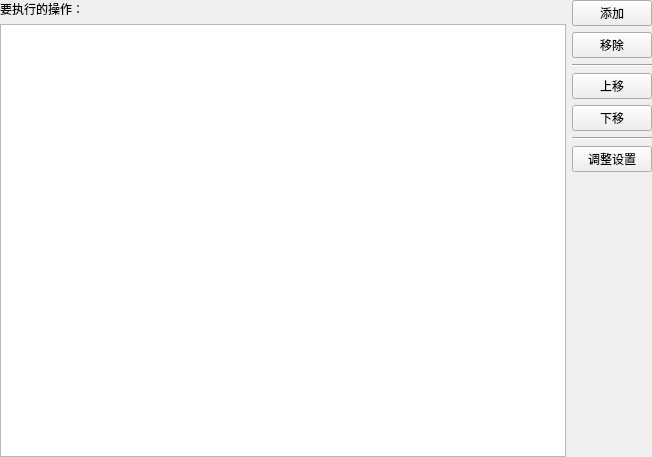
Before: the Qt Designer form src/chain/chaintooloptionwidget.ui in shine5402/KiraOtoToolbox, drawn with Qt 5.
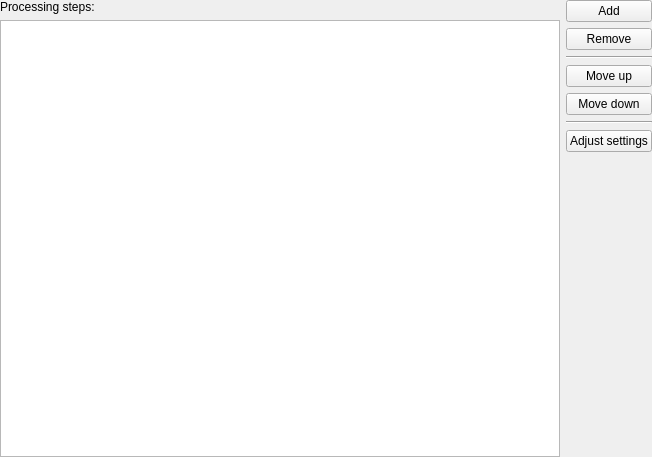
After: the same form once the commit is applied.

Patch:
```diff
--- a/src/chain/chaintooloptionwidget.ui
+++ b/src/chain/chaintooloptionwidget.ui
@@ -26,7 +26,7 @@
    <item row="0" column="0">
     <widget class="QLabel" name="label">
      <property name="text">
-      <string>要执行的操作：</string>
+      <string>Processing steps:</string>
      </property>
     </widget>
    </item>
@@ -35,14 +35,14 @@
      <item>
       <widget class="QPushButton" name="addButton">
        <property name="text">
-        <string>添加</string>
+        <string>Add</string>
        </property>
       </widget>
      </item>
      <item>
       <widget class="QPushButton" name="removeButton">
        <property name="text">
-        <string>移除</string>
+        <string>Remove</string>
        </property>
       </widget>
      </item>
@@ -56,14 +56,14 @@
      <item>
       <widget class="QPushButton" name="moveUpButton">
        <property name="text">
-        <string>上移</string>
+        <string>Move up</string>
        </property>
       </widget>
      </item>
      <item>
       <widget class="QPushButton" name="moveDownButton">
        <property name="text">
-        <string>下移</string>
+        <string>Move down</string>
        </property>
       </widget>
      </item>
@@ -77,7 +77,7 @@
      <item>
       <widget class="QPushButton" name="adjustSettingsButton">
        <property name="text">
-        <string>调整设置</string>
+        <string>Adjust settings</string>
        </property>
       </widget>
      </item>
```
